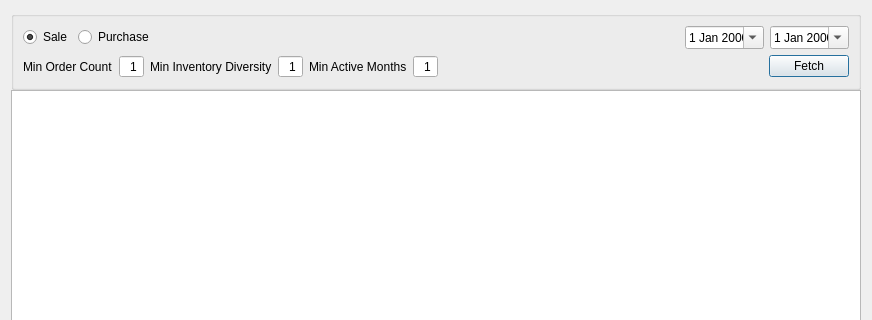
Above: dashboard/partner_heat/partnerheatdialog.ui from ytxerp/ytx-client before the change; both pictures show x 0 to 872 and y 0 to 320 of the 872 by 459 pixel window. Below: the same form after it.
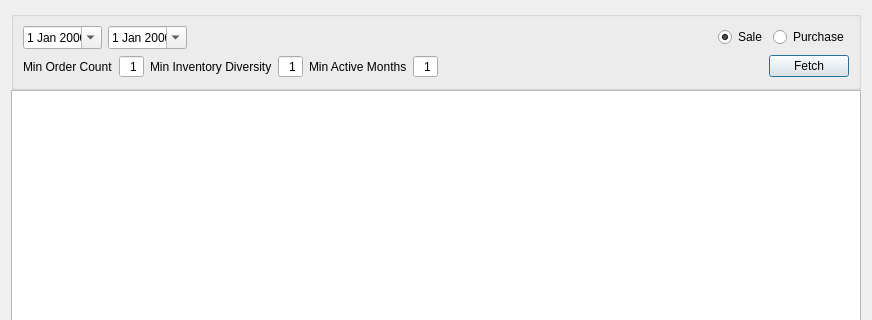
That is the form after the change. Custom widgets are drawn as their Qt base class.

```diff
--- a/dashboard/partner_heat/partnerheatdialog.ui
+++ b/dashboard/partner_heat/partnerheatdialog.ui
@@ -122,19 +122,22 @@
       <item row="0" column="0" colspan="2">
        <layout class="QHBoxLayout" name="horizontalLayout">
         <item>
-         <widget class="QRadioButton" name="radioButtonSale">
-          <property name="text">
-           <string>Sale</string>
+         <widget class="DateEdit" name="dateEditStart">
+          <property name="buttonSymbols">
+           <enum>QAbstractSpinBox::ButtonSymbols::NoButtons</enum>
           </property>
-          <property name="checked">
+          <property name="calendarPopup">
            <bool>true</bool>
           </property>
          </widget>
         </item>
         <item>
-         <widget class="QRadioButton" name="radioButtonPurchase">
-          <property name="text">
-           <string>Purchase</string>
+         <widget class="DateEdit" name="dateEditEnd">
+          <property name="buttonSymbols">
+           <enum>QAbstractSpinBox::ButtonSymbols::NoButtons</enum>
+          </property>
+          <property name="calendarPopup">
+           <bool>true</bool>
           </property>
          </widget>
         </item>
@@ -152,22 +155,19 @@
          </spacer>
         </item>
         <item>
-         <widget class="DateEdit" name="dateEditStart">
-          <property name="buttonSymbols">
-           <enum>QAbstractSpinBox::ButtonSymbols::NoButtons</enum>
+         <widget class="QRadioButton" name="radioButtonSale">
+          <property name="text">
+           <string>Sale</string>
           </property>
-          <property name="calendarPopup">
+          <property name="checked">
            <bool>true</bool>
           </property>
          </widget>
         </item>
         <item>
-         <widget class="DateEdit" name="dateEditEnd">
-          <property name="buttonSymbols">
-           <enum>QAbstractSpinBox::ButtonSymbols::NoButtons</enum>
-          </property>
-          <property name="calendarPopup">
-           <bool>true</bool>
+         <widget class="QRadioButton" name="radioButtonPurchase">
+          <property name="text">
+           <string>Purchase</string>
           </property>
          </widget>
         </item>
```
Left out of the diff: 2 changed lines with no effect on the pictures.
